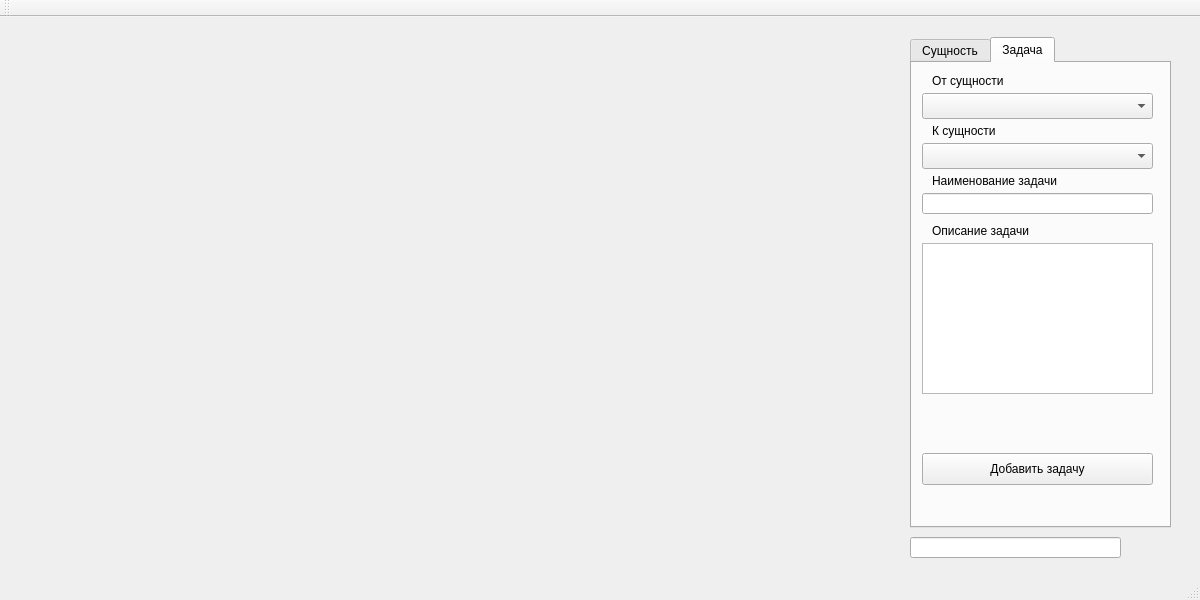
Old version of the form mainwindow.ui in the repository farmatholin/mdp-sequence-0303.
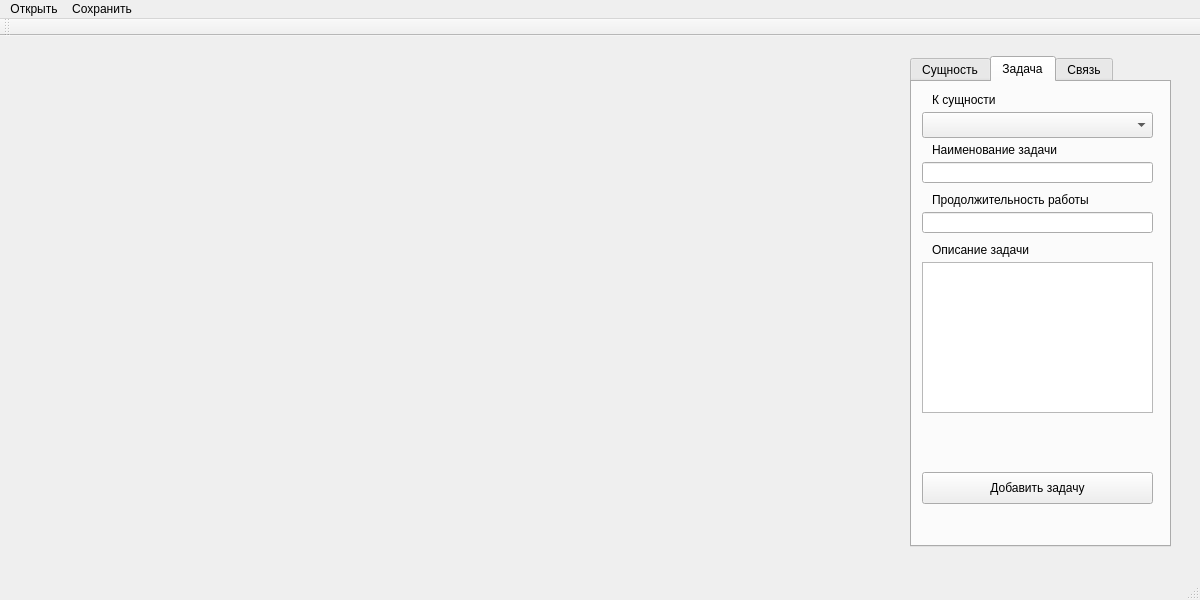
New version of the form. The open tabs and pages were chosen to show the change.

Diff of the .ui file:
```diff
--- a/mainwindow.ui
+++ b/mainwindow.ui
@@ -174,44 +174,21 @@
      <attribute name="title">
       <string>Задача</string>
      </attribute>
-     <widget class="QComboBox" name="fromEntitySelector">
-      <property name="geometry">
-       <rect>
-        <x>10</x>
-        <y>30</y>
-        <width>231</width>
-        <height>26</height>
-       </rect>
-      </property>
-     </widget>
      <widget class="QComboBox" name="toEntitySelector">
       <property name="geometry">
        <rect>
         <x>10</x>
-        <y>80</y>
+        <y>30</y>
         <width>231</width>
         <height>26</height>
        </rect>
       </property>
      </widget>
-     <widget class="QLabel" name="label_4">
-      <property name="geometry">
-       <rect>
-        <x>20</x>
-        <y>10</y>
-        <width>131</width>
-        <height>16</height>
-       </rect>
-      </property>
-      <property name="text">
-       <string>От сущности</string>
-      </property>
-     </widget>
      <widget class="QLabel" name="label_5">
       <property name="geometry">
        <rect>
         <x>20</x>
-        <y>60</y>
+        <y>10</y>
         <width>161</width>
         <height>16</height>
        </rect>
@@ -224,7 +201,7 @@
       <property name="geometry">
        <rect>
         <x>20</x>
-        <y>110</y>
+        <y>60</y>
         <width>201</width>
         <height>16</height>
        </rect>
@@ -237,7 +214,7 @@
       <property name="geometry">
        <rect>
         <x>10</x>
-        <y>130</y>
+        <y>80</y>
         <width>231</width>
         <height>21</height>
        </rect>
@@ -279,17 +256,68 @@
        <string>Добавить задачу</string>
       </property>
      </widget>
+     <widget class="QLineEdit" name="workTimeEdit">
+      <property name="geometry">
+       <rect>
+        <x>10</x>
+        <y>130</y>
+        <width>231</width>
+        <height>21</height>
+       </rect>
+      </property>
+     </widget>
+     <widget class="QLabel" name="label_8">
+      <property name="geometry">
+       <rect>
+        <x>20</x>
+        <y>110</y>
+        <width>201</width>
+        <height>16</height>
+       </rect>
+      </property>
+      <property name="text">
+       <string>Продолжительность работы</string>
+      </property>
+     </widget>
     </widget>
-   </widget>
-   <widget class="QLineEdit" name="taskNameEdit">
-    <property name="geometry">
-     <rect>
-      <x>910</x>
-      <y>520</y>
-      <width>211</width>
-      <height>21</height>
-     </rect>
-    </property>
+    <widget class="QWidget" name="tab">
+     <attribute name="title">
+      <string>Связь</string>
+     </attribute>
+     <widget class="QComboBox" name="fromWorkSelector">
+      <property name="geometry">
+       <rect>
+        <x>20</x>
+        <y>30</y>
+        <width>221</width>
+        <height>26</height>
+       </rect>
+      </property>
+     </widget>
+     <widget class="QComboBox" name="toWorkSelector">
+      <property name="geometry">
+       <rect>
+        <x>20</x>
+        <y>60</y>
+        <width>221</width>
+        <height>26</height>
+       </rect>
+      </property>
+     </widget>
+     <widget class="QPushButton" name="addSequenceButon">
+      <property name="geometry">
+       <rect>
+        <x>80</x>
+        <y>190</y>
+        <width>115</width>
+        <height>32</height>
+       </rect>
+      </property>
+      <property name="text">
+       <string>PushButton</string>
+      </property>
+     </widget>
+    </widget>
    </widget>
   </widget>
   <widget class="QMenuBar" name="menuBar">
@@ -301,6 +329,18 @@
      <height>22</height>
     </rect>
    </property>
+   <widget class="QMenu" name="menu">
+    <property name="title">
+     <string>Открыть</string>
+    </property>
+   </widget>
+   <widget class="QMenu" name="menu_2">
+    <property name="title">
+     <string>Сохранить</string>
+    </property>
+   </widget>
+   <addaction name="menu"/>
+   <addaction name="menu_2"/>
   </widget>
   <widget class="QToolBar" name="mainToolBar">
    <attribute name="toolBarArea">
```
Left out of the diff: 7 changed lines with no effect on the pictures.
